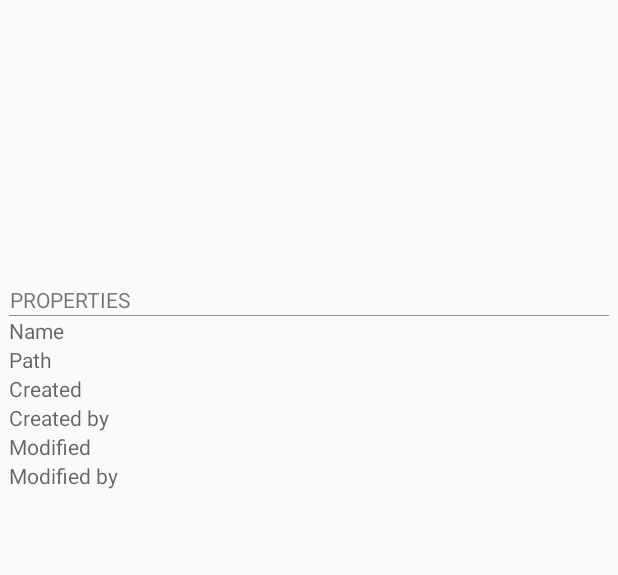
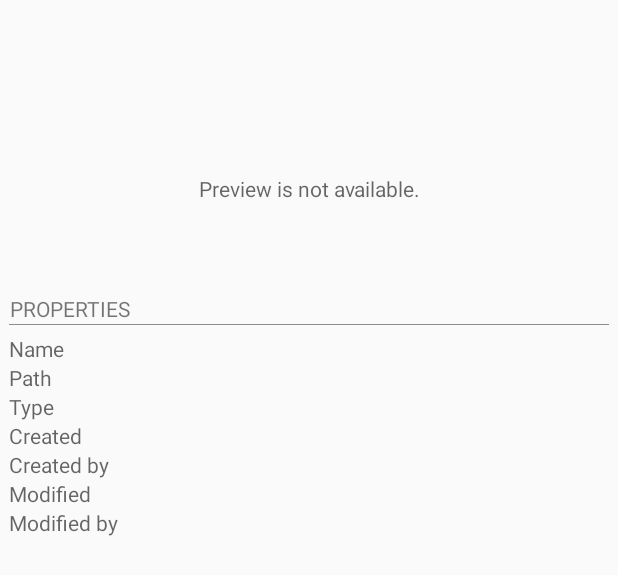
Before and after one commit to OpenDataSpace/cmis-android-app-ng, an Android app: the layout fragment_nodeinfo.xml on its own in the app's theme, with its tools: preview values and no code run, on a phone screen of 412 x 824 dp. Shown: the top 575 px of the screen. Run offline under Robolectric (Android 15) with nearby library versions, the light colour scheme and no system bars.

Commit message:
mime type for cmis nodes

```diff
--- a/src/main/java/org/opendataspace/android/data/DaoMime.java
+++ b/src/main/java/org/opendataspace/android/data/DaoMime.java
@@ -26,7 +26,10 @@ public class DaoMime extends DaoBase<MimeType> {
         return null;
     }
 
-    public MimeType forExtension(String extension) throws SQLException {
+    public MimeType forFileName(String name) throws SQLException {
+        int dot = name.lastIndexOf(".".charAt(0));
+        String extension = dot > 0 ? name.substring(dot + 1).toLowerCase() : "";
+
         if (byExt == null) {
             byExtArg = new SelectArg();
             byExt = queryBuilder().where().eq(MimeType.FIELD_EXT, byExtArg).prepare();
--- a/src/main/java/org/opendataspace/android/object/NodeAdapter.java
+++ b/src/main/java/org/opendataspace/android/object/NodeAdapter.java
@@ -24,8 +24,8 @@ public class NodeAdapter extends ViewAdapter<Node> {
         Node node = getObject(position);
 
         tw1.setText(node.getName());
-        tw1.setCompoundDrawablesWithIntrinsicBounds(node.getIcon(), 0, 0, 0);
-        tw2.setText(node.getDecription(context));
+        tw1.setCompoundDrawablesWithIntrinsicBounds(node.getIcon(context), 0, 0, 0);
+        tw2.setText(node.getNodeDecription(context));
         return vw;
     }
 
--- a/src/main/java/org/opendataspace/android/operation/OperationBaseFetch.java
+++ b/src/main/java/org/opendataspace/android/operation/OperationBaseFetch.java
@@ -70,7 +70,7 @@ public abstract class OperationBaseFetch<T extends ObjectBase, U> extends Operat
 
     protected abstract T find(U val, List<T> ls);
 
-    protected abstract T createObject(U val);
+    protected abstract T createObject(U val) throws SQLException;
 
-    protected abstract boolean merge(T obj, U val);
+    protected abstract boolean merge(T obj, U val) throws SQLException;
 }
--- a/src/main/java/org/opendataspace/android/view/ViewBase.java
+++ b/src/main/java/org/opendataspace/android/view/ViewBase.java
@@ -91,7 +91,7 @@ public abstract class ViewBase<T extends ObjectBase> implements CompatDisposable
         }
     }
 
-    List<T> getObjects() {
+    public List<T> getObjects() {
         return Collections.unmodifiableList(data);
     }
 
--- a/src/main/res/layout/fragment_nodeinfo.xml
+++ b/src/main/res/layout/fragment_nodeinfo.xml
@@ -15,13 +15,30 @@
         android:id="@+id/text_node_details"
         style="@style/OdsTextSecondary"
         android:layout_width="match_parent"
-        android:layout_height="wrap_content"/>
+        android:layout_height="wrap_content"
+        android:layout_marginTop="@dimen/pad"/>
 
-    <ImageView
+    <ViewSwitcher
         android:id="@+id/view_node_preview"
         android:layout_width="match_parent"
         android:layout_height="@dimen/preview"
-        android:contentDescription="@string/node_preview"/>
+        android:padding="@dimen/pad">
+
+        <TextView
+            style="@style/OdsTextSecondary"
+            android:id="@+id/text_node_preview"
+            android:layout_width="match_parent"
+            android:layout_height="match_parent"
+            android:text="@string/node_nopreview"
+            android:gravity="center"/>
+
+        <ImageView
+            android:id="@+id/image_node_preview"
+            android:layout_width="match_parent"
+            android:layout_height="match_parent"
+            android:contentDescription="@string/node_preview"
+            android:scaleType="centerCrop"/>
+    </ViewSwitcher>
 
     <TextView
         style="@style/OdsSectionHeader"
@@ -33,7 +50,8 @@
         android:layout_width="match_parent"
         android:layout_height="wrap_content"
         android:shrinkColumns="1"
-        android:stretchColumns="1">
+        android:stretchColumns="1"
+        android:layout_marginTop="@dimen/pad">
 
         <TableRow
             android:layout_width="wrap_content"
@@ -64,6 +82,23 @@
 
             <TextView
                 android:id="@+id/text_node_path"
+                android:layout_width="match_parent"
+                android:layout_height="wrap_content"
+                android:gravity="end"/>
+        </TableRow>
+
+        <TableRow
+            android:layout_width="wrap_content"
+            android:layout_height="wrap_content">
+
+            <TextView
+                style="@style/OdsTextSecondary"
+                android:layout_width="match_parent"
+                android:layout_height="wrap_content"
+                android:text="@string/node_type"/>
+
+            <TextView
+                android:id="@+id/text_node_type"
                 android:layout_width="match_parent"
                 android:layout_height="wrap_content"
                 android:gravity="end"/>
--- a/src/main/res/values/strings.xml
+++ b/src/main/res/values/strings.xml
@@ -111,5 +111,9 @@
     <string name="node_modified">Modified</string>
     <string name="node_modifier">Modified by</string>
     <string name="node_preview">Preview</string>
+    <string name="node_folder">Folder</string>
+    <string name="node_unknown">Unknown</string>
+    <string name="node_type">Type</string>
+    <string name="node_nopreview">Preview is not available.</string>
 
 </resources>
```
Also changed, not shown: src/main/java/org/opendataspace/android/object/Node.java (+28 -3 lines), src/main/java/org/opendataspace/android/operation/OperationFolderBrowse.java (+16 -0 lines), src/main/java/org/opendataspace/android/operation/OperationFolderFetch.java (+16 -4 lines), src/main/java/org/opendataspace/android/operation/OperationFolderLocal.java (+13 -0 lines), src/main/java/org/opendataspace/android/storage/FileInfo.java (+1 -11 lines), src/main/java/org/opendataspace/android/ui/FragmentNodeInfo.java (+5 -2 lines).
